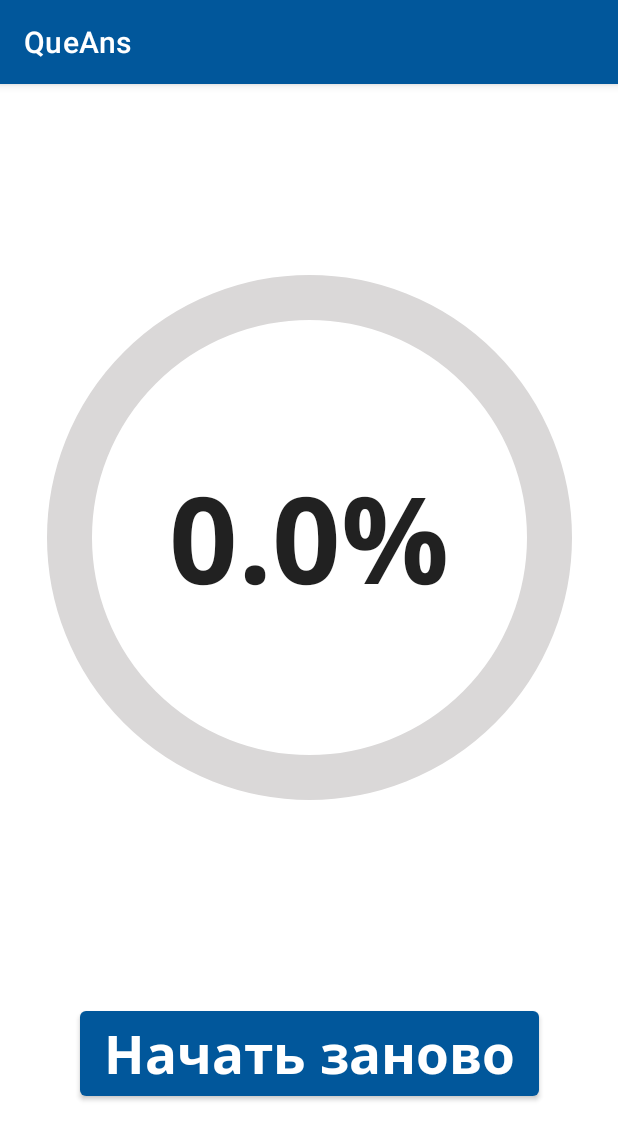
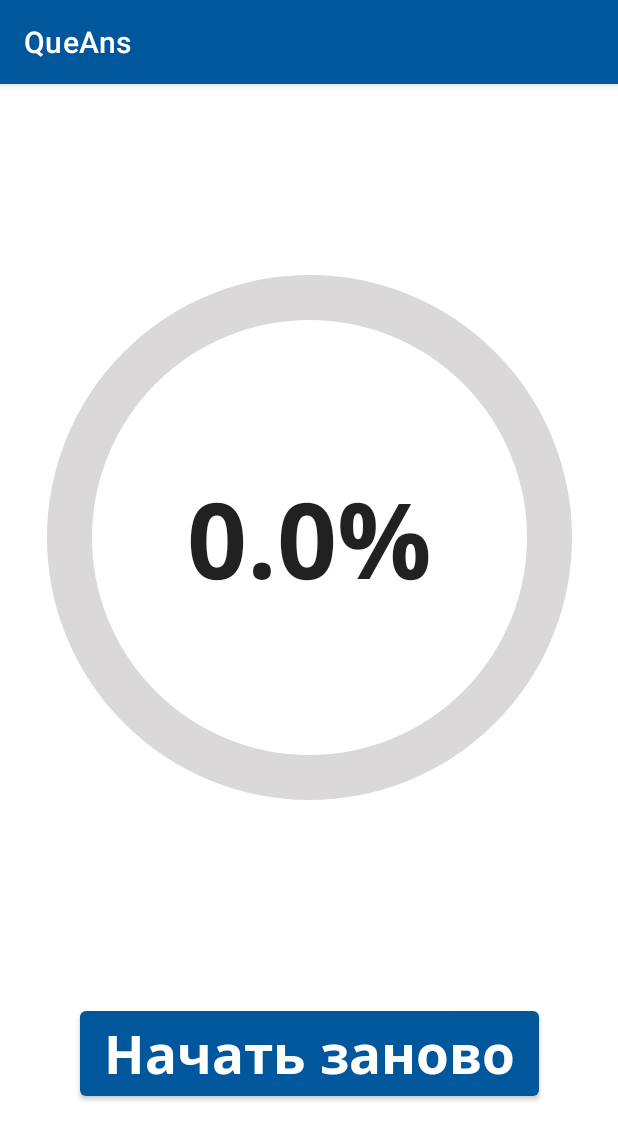
Before and after one commit to DmitHint/Practical-work-Android-course, an Android app: the ResultsFragment screen opened through its navigation route, on a phone screen of 412 x 824 dp. Shown: the top 1140 px of the screen. Run offline under Robolectric (Android 15) with nearby library versions, the light colour scheme and no system bars; our stand-ins replace navigation-ui.

Commit message:
ResultProgressText made smaller at 70sp

```diff
--- a/m7_quiz_fragments/app/src/main/res/values/text_styles.xml
+++ b/m7_quiz_fragments/app/src/main/res/values/text_styles.xml
@@ -13,7 +13,7 @@
     </style>
     <style name="TextAppearance.AppCompat.ResultProgressText">
         <item name="fontFamily">@font/opensans_bold</item>
-        <item name="android:textSize">80sp</item>
+        <item name="android:textSize">70sp</item>
         <item name="android:textAlignment">center</item>
     </style>
     <style name="TextAppearance.AppCompat.SmallButtonText">
```
